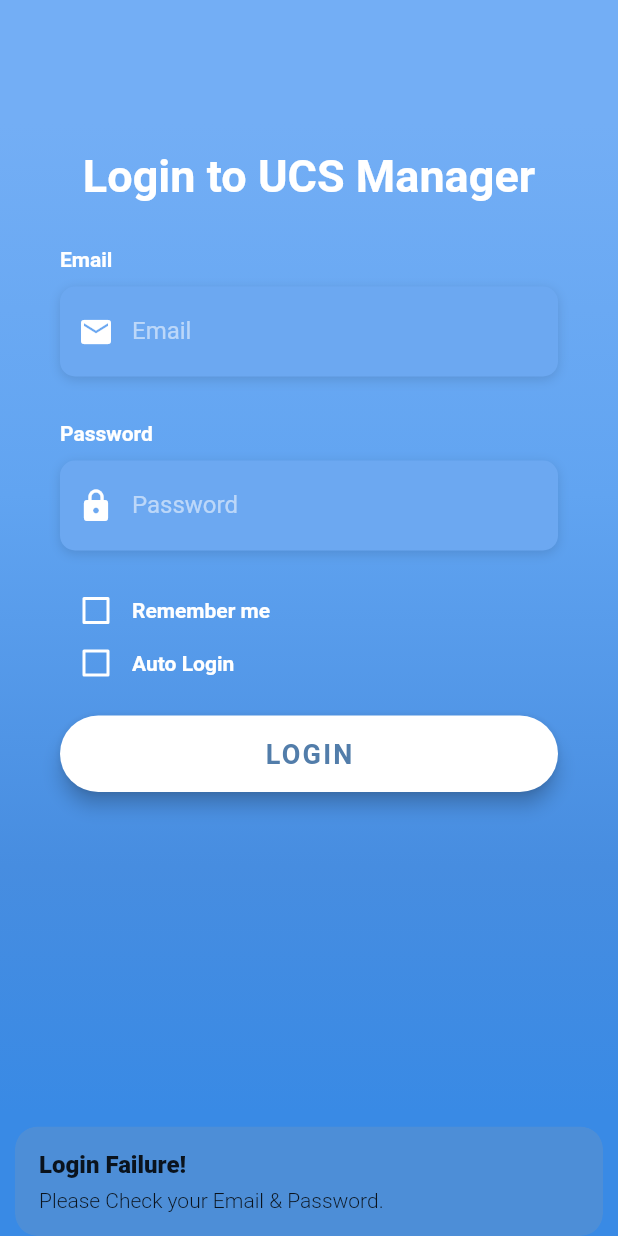
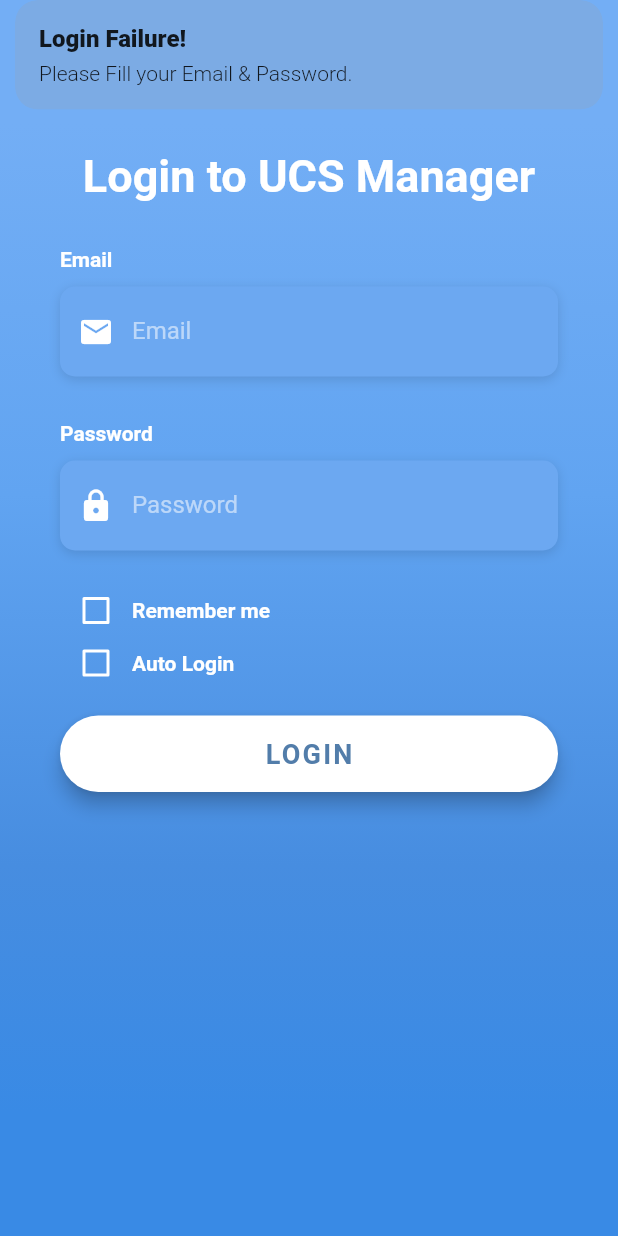
Before and after one commit to SerenityS/UCSManager_Flutter, a Flutter app: the screen it shows after launch, after a tap on "LOGIN", on a phone screen of 412 x 824 dp. Run offline on Flutter 3.47's test engine with Material 2 defaults, Android fonts, the phone set to English and light mode, and no system bars; our stand-ins replace flutter_speed_dial, get, get_storage; missing offline and left inert: requests; Roboto replaces fonts that are missing (OpenSans).

Commit message:
LoginScreen: EMail & PW Barrier 추가

```diff
--- a/lib/screens/LoginScreen.dart
+++ b/lib/screens/LoginScreen.dart
@@ -224,6 +224,7 @@ class _LoginScreenState extends State<LoginScreen> {
     String id = _emailController.text;
     String pw = _pwController.text;
 
+    if (id != '' && pw != '') {
       String loginUrl = 'http://www.piugame.com/bbs/piu.login_check.php';
 
       var response = await Requests.post(
@@ -252,8 +253,12 @@ class _LoginScreenState extends State<LoginScreen> {
         Get.off(() => MainScreen());
       } else {
         if (!Get.isSnackbarOpen) {
-        Get.snackbar('Login Failure!', 'Please Check your Email & Password.',
-            snackPosition: SnackPosition.BOTTOM);
+          Get.snackbar('Login Failure!', 'Please Check your Email & Password.');
+        }
+      }
+    } else {
+      if (!Get.isSnackbarOpen) {
+        Get.snackbar('Login Failure!', 'Please Fill your Email & Password.');
       }
     }
   }
```
Lines whose indentation alone changed are shown as unchanged.
